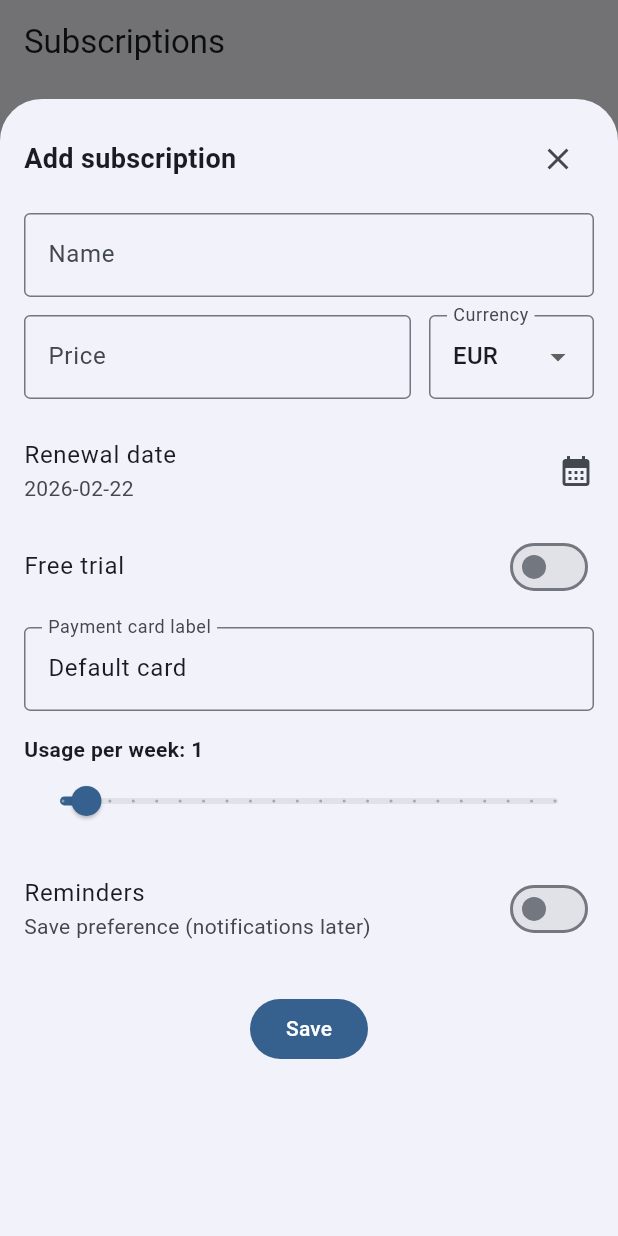
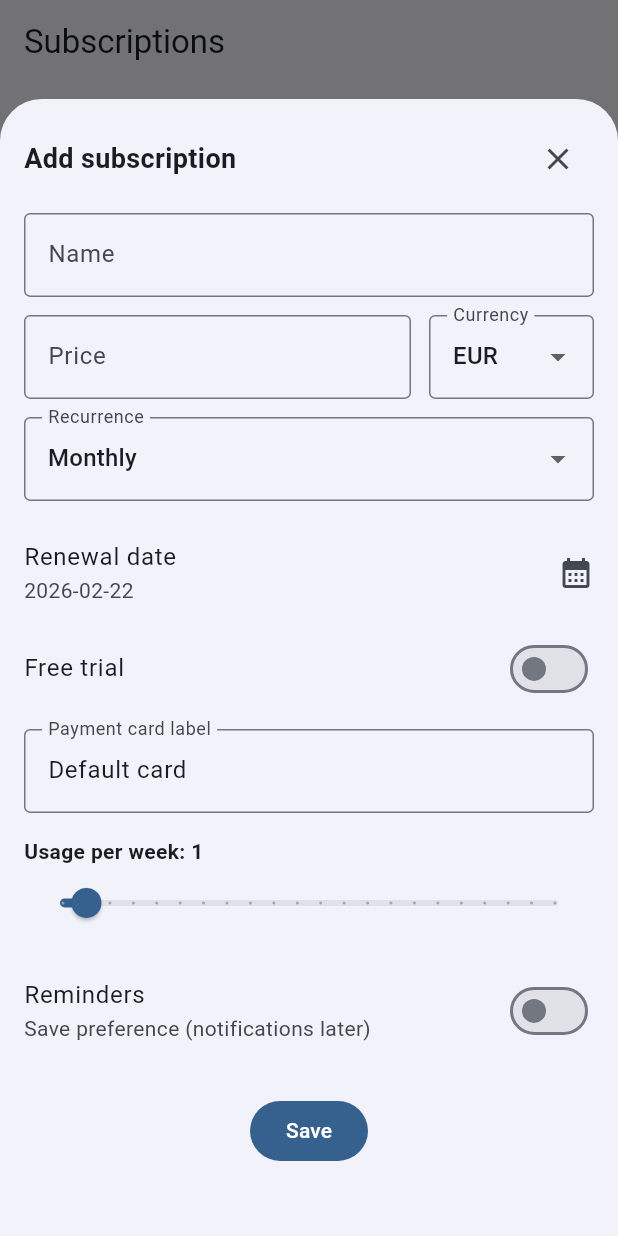
Before and after one commit to simoncraf/subscription_app, a Flutter app: the screen it shows after launch, after a tap on the "add" icon, on a phone screen of 412 x 824 dp. Run offline on Flutter 3.47's test engine with Material 3 defaults, Android fonts, the phone set to English and light mode, and no system bars; our stand-ins replace hive, hive_flutter; accounts and stored records are empty.

Commit message:
feat: Added annual recurrence

```diff
--- a/lib/data/subscription.dart
+++ b/lib/data/subscription.dart
@@ -43,6 +43,12 @@ class Subscription extends HiveObject {
   @HiveField(12)
   final DateTime? canceledAt;
 
+  @HiveField(13)
+  final String?
+      recurrence; // 'monthly' or 'annual' (null => monthly for old data)
+
+  String get recurrenceEffective => recurrence ?? 'monthly';
+
   Subscription({
     required this.id,
     required this.name,
@@ -57,6 +63,7 @@ class Subscription extends HiveObject {
     required this.reminderDaysBefore,
     required this.isCanceled,
     required this.canceledAt,
+    required this.recurrence,
   });
 
   Subscription copyWith({
@@ -73,6 +80,7 @@ class Subscription extends HiveObject {
     int? reminderDaysBefore,
     bool? isCanceled,
     DateTime? canceledAt,
+    String? recurrence,
   }) {
     return Subscription(
       id: id ?? this.id,
@@ -88,6 +96,7 @@ class Subscription extends HiveObject {
       reminderDaysBefore: reminderDaysBefore ?? this.reminderDaysBefore,
       isCanceled: isCanceled ?? this.isCanceled,
       canceledAt: canceledAt ?? this.canceledAt,
+      recurrence: recurrence ?? this.recurrence,
     );
   }
 }
--- a/lib/ui/add_subscription_sheet.dart
+++ b/lib/ui/add_subscription_sheet.dart
@@ -22,6 +22,8 @@ class _AddSubscriptionSheetState extends State<AddSubscriptionSheet> {
   final _cardCtrl = TextEditingController(text: 'Default card');
 
   String _currency = 'EUR';
+  String _recurrence = 'monthly'; // ✅ NEW: monthly (default) or annual
+
   DateTime _renewalDate = DateTime.now().add(const Duration(days: 30));
 
   bool _hasTrial = false;
@@ -53,8 +55,10 @@ class _AddSubscriptionSheetState extends State<AddSubscriptionSheet> {
       _usagePerWeek = s.usagePerWeek;
 
       _remindersEnabled = s.remindersEnabled;
-      _reminderDaysBefore =
-          s.reminderDaysBefore == 0 ? 1 : s.reminderDaysBefore;
+      _reminderDaysBefore = s.reminderDaysBefore == 0 ? 1 : s.reminderDaysBefore;
+
+      // ✅ NEW: load recurrence (null => monthly for old data)
+      _recurrence = s.recurrence ?? 'monthly';
     }
   }
 
@@ -107,9 +111,11 @@ class _AddSubscriptionSheetState extends State<AddSubscriptionSheet> {
       reminderDaysBefore: _remindersEnabled ? _reminderDaysBefore : 0,
       isCanceled: existing?.isCanceled ?? false,
       canceledAt: existing?.canceledAt,
+
+      // ✅ NEW
+      recurrence: _recurrence,
     );
 
-    // Use upsert (put) so edit updates instead of creating a new record
     await _store.upsert(sub);
 
     if (!mounted) return;
@@ -138,11 +144,8 @@ class _AddSubscriptionSheetState extends State<AddSubscriptionSheet> {
                   children: [
                     Expanded(
                       child: Text(
-                        widget.initial == null
-                            ? 'Add subscription'
-                            : 'Edit subscription',
-                        style: const TextStyle(
-                            fontSize: 18, fontWeight: FontWeight.w600),
+                        widget.initial == null ? 'Add subscription' : 'Edit subscription',
+                        style: const TextStyle(fontSize: 18, fontWeight: FontWeight.w600),
                       ),
                     ),
                     IconButton(
@@ -166,25 +169,21 @@ class _AddSubscriptionSheetState extends State<AddSubscriptionSheet> {
                             (v == null || v.trim().isEmpty) ? 'Required' : null,
                       ),
                       const SizedBox(height: 12),
+
                       Row(
                         children: [
                           Expanded(
                             child: TextFormField(
                               controller: _priceCtrl,
-                              keyboardType:
-                                  const TextInputType.numberWithOptions(
-                                      decimal: true),
+                              keyboardType: const TextInputType.numberWithOptions(decimal: true),
                               decoration: const InputDecoration(
                                 labelText: 'Price',
                                 border: OutlineInputBorder(),
                               ),
                               validator: (v) {
-                                if (v == null || v.trim().isEmpty)
-                                  return 'Required';
-                                final parsed =
-                                    double.tryParse(v.replaceAll(',', '.'));
-                                if (parsed == null || parsed < 0)
-                                  return 'Invalid price';
+                                if (v == null || v.trim().isEmpty) return 'Required';
+                                final parsed = double.tryParse(v.replaceAll(',', '.'));
+                                if (parsed == null || parsed < 0) return 'Invalid price';
                                 return null;
                               },
                             ),
@@ -195,15 +194,11 @@ class _AddSubscriptionSheetState extends State<AddSubscriptionSheet> {
                             child: DropdownButtonFormField<String>(
                               value: _currency,
                               items: const [
-                                DropdownMenuItem(
-                                    value: 'EUR', child: Text('EUR')),
-                                DropdownMenuItem(
-                                    value: 'PLN', child: Text('PLN')),
-                                DropdownMenuItem(
-                                    value: 'USD', child: Text('USD')),
+                                DropdownMenuItem(value: 'EUR', child: Text('EUR')),
+                                DropdownMenuItem(value: 'PLN', child: Text('PLN')),
+                                DropdownMenuItem(value: 'USD', child: Text('USD')),
                               ],
-                              onChanged: (v) =>
-                                  setState(() => _currency = v ?? 'EUR'),
+                              onChanged: (v) => setState(() => _currency = v ?? 'EUR'),
                               decoration: const InputDecoration(
                                 labelText: 'Currency',
                                 border: OutlineInputBorder(),
@@ -212,7 +207,25 @@ class _AddSubscriptionSheetState extends State<AddSubscriptionSheet> {
                           ),
                         ],
                       ),
+
                       const SizedBox(height: 12),
+
+                      // ✅ NEW: Recurrence selector
+                      DropdownButtonFormField<String>(
+                        value: _recurrence,
+                        decoration: const InputDecoration(
+                          labelText: 'Recurrence',
+                          border: OutlineInputBorder(),
+                        ),
+                        items: const [
+                          DropdownMenuItem(value: 'monthly', child: Text('Monthly')),
+                          DropdownMenuItem(value: 'annual', child: Text('Annual')),
+                        ],
+                        onChanged: (v) => setState(() => _recurrence = v ?? 'monthly'),
+                      ),
+
+                      const SizedBox(height: 12),
+
                       ListTile(
                         contentPadding: EdgeInsets.zero,
                         title: const Text('Renewal date'),
@@ -223,6 +236,7 @@ class _AddSubscriptionSheetState extends State<AddSubscriptionSheet> {
                           onPicked: (d) => setState(() => _renewalDate = d),
                         ),
                       ),
+
                       SwitchListTile(
                         contentPadding: EdgeInsets.zero,
                         title: const Text('Free trial'),
@@ -234,14 +248,13 @@ class _AddSubscriptionSheetState extends State<AddSubscriptionSheet> {
                           });
                         },
                       ),
+
                       if (_hasTrial)
                         ListTile(
                           contentPadding: EdgeInsets.zero,
                           title: const Text('Trial ends'),
                           subtitle: Text(
-                            _trialEnds == null
-                                ? 'Not set'
-                                : _df.format(_trialEnds!),
+                            _trialEnds == null ? 'Not set' : _df.format(_trialEnds!),
                           ),
                           trailing: const Icon(Icons.calendar_month),
                           onTap: () => _pickDate(
@@ -249,7 +262,9 @@ class _AddSubscriptionSheetState extends State<AddSubscriptionSheet> {
                             onPicked: (d) => setState(() => _trialEnds = d),
                           ),
                         ),
+
                       const SizedBox(height: 12),
+
                       TextFormField(
                         controller: _cardCtrl,
                         decoration: const InputDecoration(
@@ -260,7 +275,9 @@ class _AddSubscriptionSheetState extends State<AddSubscriptionSheet> {
                         validator: (v) =>
                             (v == null || v.trim().isEmpty) ? 'Required' : null,
                       ),
+
                       const SizedBox(height: 16),
+
                       Align(
                         alignment: Alignment.centerLeft,
                         child: Text(
@@ -274,18 +291,19 @@ class _AddSubscriptionSheetState extends State<AddSubscriptionSheet> {
                         max: 21,
                         divisions: 21,
                         label: '$_usagePerWeek',
-                        onChanged: (v) =>
-                            setState(() => _usagePerWeek = v.toInt()),
+                        onChanged: (v) => setState(() => _usagePerWeek = v.toInt()),
                       ),
+
                       const SizedBox(height: 12),
+
                       SwitchListTile(
                         contentPadding: EdgeInsets.zero,
                         title: const Text('Reminders'),
-                        subtitle:
-                            const Text('Save preference (notifications later)'),
+                        subtitle: const Text('Save preference (notifications later)'),
                         value: _remindersEnabled,
                         onChanged: (v) => setState(() => _remindersEnabled = v),
                       ),
+
                       if (_remindersEnabled)
                         DropdownButtonFormField<int>(
                           value: _reminderDaysBefore,
@@ -299,10 +317,11 @@ class _AddSubscriptionSheetState extends State<AddSubscriptionSheet> {
                             DropdownMenuItem(value: 7, child: Text('7 days')),
                             DropdownMenuItem(value: 14, child: Text('14 days')),
                           ],
-                          onChanged: (v) =>
-                              setState(() => _reminderDaysBefore = v ?? 1),
+                          onChanged: (v) => setState(() => _reminderDaysBefore = v ?? 1),
                         ),
+
                       const SizedBox(height: 20),
+
                       FilledButton(
                         onPressed: _save,
                         child: Text(widget.initial == null ? 'Save' : 'Update'),
--- a/lib/ui/home_page.dart
+++ b/lib/ui/home_page.dart
@@ -42,15 +42,20 @@ class _HomePageState extends State<HomePage> {
     }
   }
 
-  Map<String, double> _calculateTotals(List<Subscription> subs) {
-    final Map<String, double> totals = {};
+  /// Returns a "monthly equivalent" total per currency:
+  /// - monthly subscriptions: price
+  /// - annual subscriptions: price / 12
+  Map<String, double> _calculateMonthlyTotals(List<Subscription> subs) {
+    final totals = <String, double>{};
+
     for (final s in subs) {
-      totals.update(
-        s.currency,
-        (value) => value + s.price,
-        ifAbsent: () => s.price,
-      );
+      final cur = s.currency;
+      final rec = (s.recurrence ?? 'monthly'); // null => monthly (old data)
+      final monthlyValue = (rec == 'annual') ? (s.price / 12.0) : s.price;
+
+      totals.update(cur, (v) => v + monthlyValue, ifAbsent: () => monthlyValue);
     }
+
     return totals;
   }
 
@@ -135,7 +140,9 @@ class _HomePageState extends State<HomePage> {
 
           final active = subs.where((s) => !s.isCanceled).toList();
           final canceled = subs.where((s) => s.isCanceled).toList();
-          final totals = _calculateTotals(active);
+
+          // ✅ monthly equivalent totals (active only)
+          final monthlyTotals = _calculateMonthlyTotals(active);
 
           active.sort((a, b) => a.renewalDate.compareTo(b.renewalDate));
           canceled.sort((a, b) {
@@ -145,6 +152,7 @@ class _HomePageState extends State<HomePage> {
           });
 
           final df = DateFormat('yyyy-MM-dd');
+          final currencies = monthlyTotals.keys.toList()..sort();
 
           return ListView(
             padding: const EdgeInsets.all(12),
@@ -163,12 +171,12 @@ class _HomePageState extends State<HomePage> {
                         style: TextStyle(fontWeight: FontWeight.w600),
                       ),
                       const SizedBox(height: 8),
-                      if (totals.isEmpty)
+                      if (currencies.isEmpty)
                         const Text('No active subscriptions.')
                       else
-                        for (final entry in totals.entries)
+                        for (final cur in currencies)
                           Text(
-                            '${entry.value.toStringAsFixed(2)} ${entry.key}',
+                            '${(monthlyTotals[cur] ?? 0).toStringAsFixed(2)} $cur / month',
                             style: const TextStyle(fontSize: 16),
                           ),
                     ],
@@ -200,6 +208,9 @@ class _HomePageState extends State<HomePage> {
                 )
               else
                 ...active.map((s) {
+                  final rec = (s.recurrence ?? 'monthly');
+                  final recLabel = rec == 'annual' ? 'annual' : 'monthly';
+
                   return Padding(
                     padding: const EdgeInsets.only(bottom: 8),
                     child: Dismissible(
@@ -216,7 +227,7 @@ class _HomePageState extends State<HomePage> {
                         await _refresh();
                       },
 
-                      // ✅ OVERFLOW FIX: replace ListTile with custom layout
+                      // overflow-safe layout
                       child: Card(
                         child: InkWell(
                           borderRadius: BorderRadius.circular(12),
@@ -239,7 +250,6 @@ class _HomePageState extends State<HomePage> {
                             child: Row(
                               crossAxisAlignment: CrossAxisAlignment.start,
                               children: [
-                                // LEFT
                                 Expanded(
                                   child: Column(
                                     crossAxisAlignment: CrossAxisAlignment.start,
@@ -253,14 +263,12 @@ class _HomePageState extends State<HomePage> {
                                       ),
                                       const SizedBox(height: 4),
                                       Text(
-                                        '${s.price.toStringAsFixed(2)} ${s.currency} • renews ${df.format(s.renewalDate)}',
+                                        '${s.price.toStringAsFixed(2)} ${s.currency} • $recLabel • renews ${df.format(s.renewalDate)}',
                                       ),
                                     ],
                                   ),
                                 ),
                                 const SizedBox(width: 12),
-
-                                // RIGHT
                                 ConstrainedBox(
                                   constraints: const BoxConstraints(maxWidth: 160),
                                   child: Column(
```
Also changed, not shown: lib/data/subscription.g.dart.
